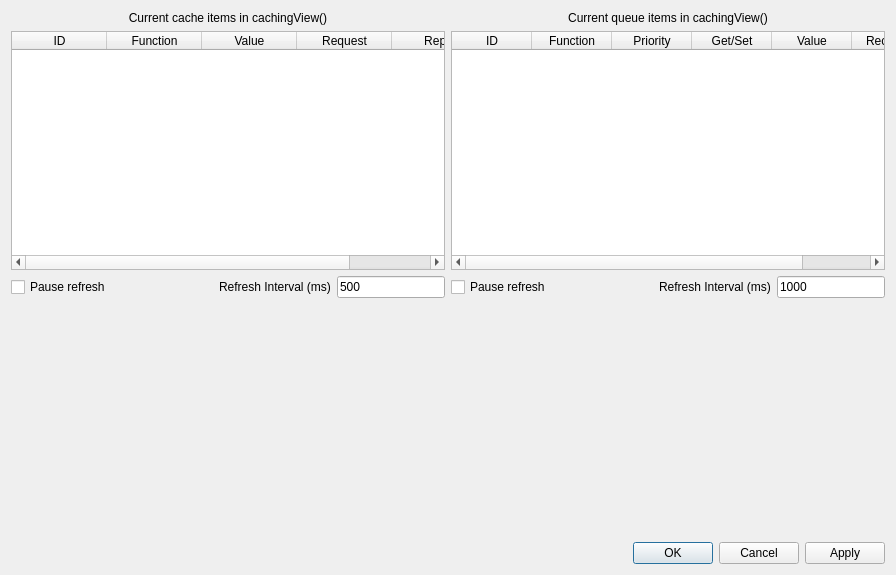
Old version of the form debugwindow.ui in the repository adecarolis/wfweb.
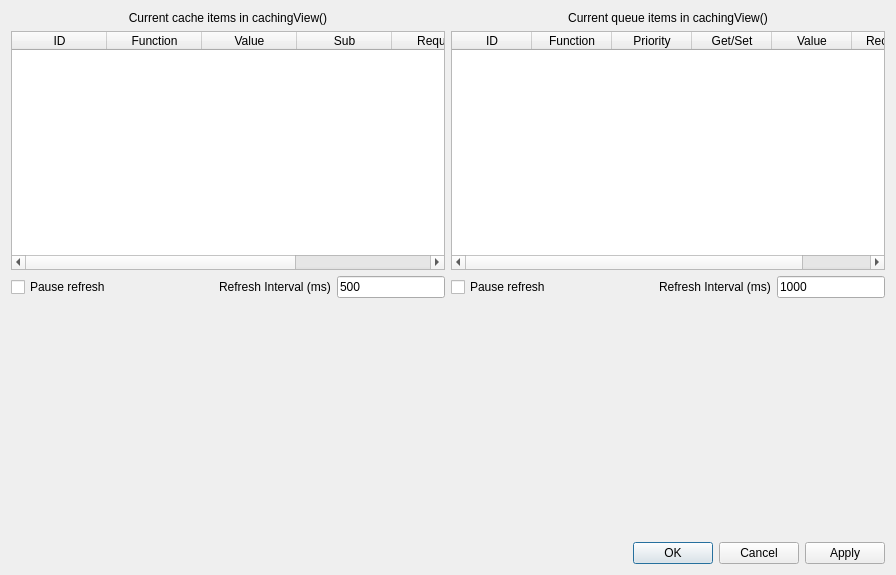
New version of the form.

Diff of the .ui file:
```diff
--- a/debugwindow.ui
+++ b/debugwindow.ui
@@ -77,6 +77,11 @@
            <string>Value</string>
           </property>
          </column>
+         <column>
+          <property name="text">
+           <string>Sub</string>
+          </property>
+         </column>
          <column>
           <property name="text">
            <string>Request</string>
```
